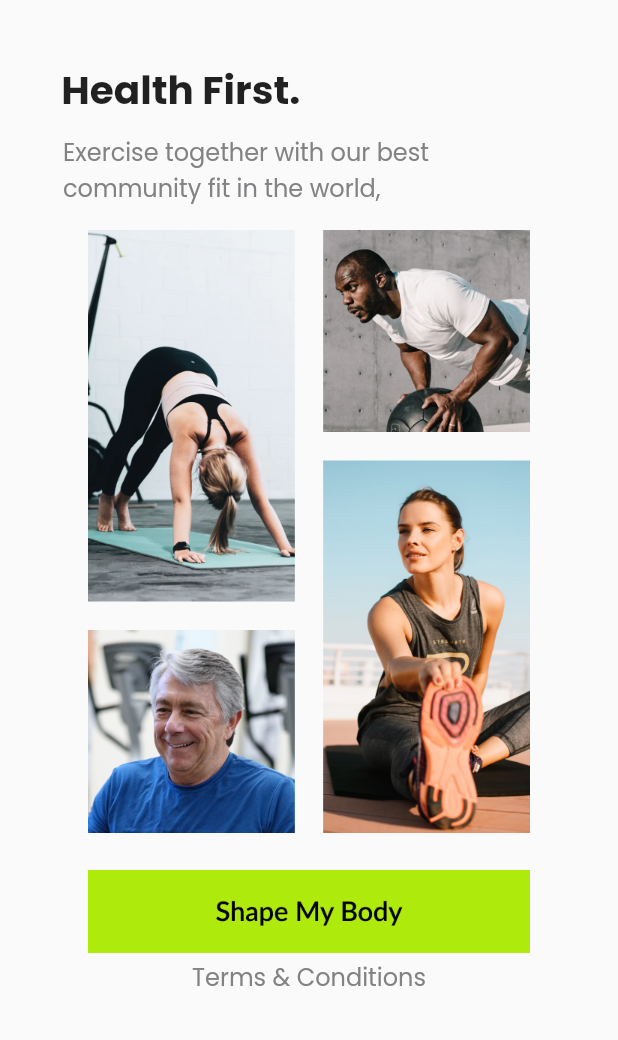
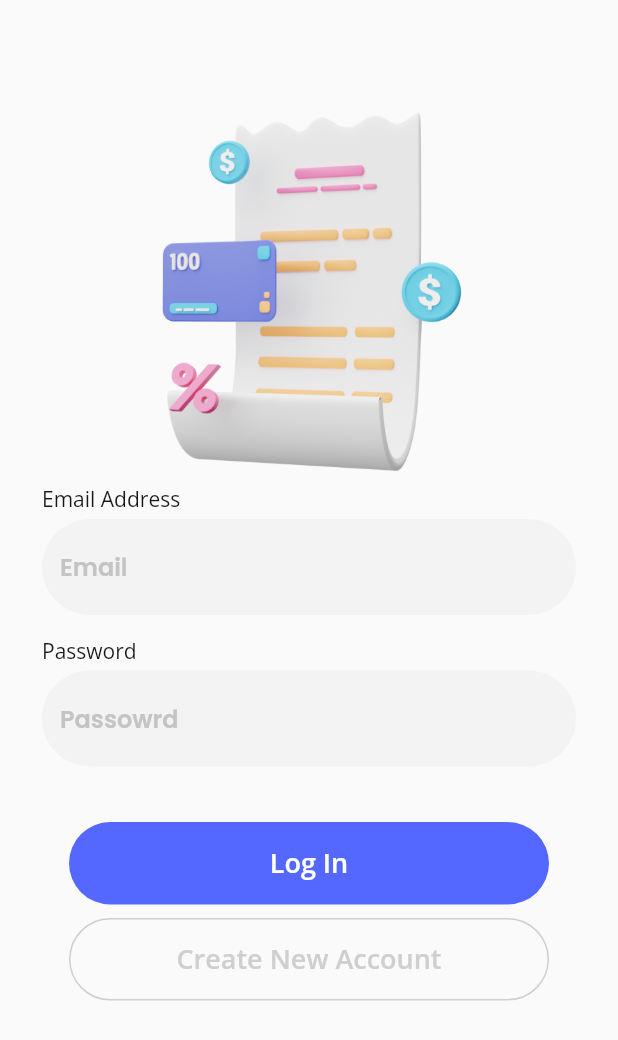
Before and after one commit to raeiverse/sevendays, a Flutter app: the screen it shows after launch, on a phone screen of 412 x 824 dp. Shown: the top 1040 px of the screen. Run offline on Flutter 3.47's test engine with Material 2 defaults, Android fonts, the phone set to English and light mode, and no system bars; our stand-ins replace google_fonts.

```diff
--- a/lib/main.dart
+++ b/lib/main.dart
@@ -3,6 +3,8 @@ import 'package:sevendays/pages/splash_1.dart';
 import 'package:sevendays/pages/splash_2.dart';
 import 'package:sevendays/pages/started_1.dart';
 import 'package:sevendays/pages/started_2.dart';
+import 'package:sevendays/pages/signin_1.dart';
+import 'package:sevendays/pages/signin_2.dart';
 
 void main() => runApp(sevendays());
 
@@ -11,7 +13,7 @@ class sevendays extends StatelessWidget {
   Widget build(BuildContext context) {
     return MaterialApp(
       debugShowCheckedModeBanner: false,
-      home: started_2(),
+      home: signin_2(),
     );
   }
 }
--- /dev/null
+++ b/lib/pages/signin_2.dart
@@ -0,0 +1,145 @@
+import 'package:flutter/material.dart';
+import 'package:google_fonts/google_fonts.dart';
+
+class signin_2 extends StatelessWidget {
+  @override
+  Widget build(BuildContext context) {
+    return Scaffold(
+      body: Padding(
+        padding: const EdgeInsets.only(
+          left: 28,
+          right: 28,
+        ),
+        child: Column(
+          children: [
+            Center(
+              child: Padding(
+                padding: const EdgeInsets.only(
+                  top: 64,
+                ),
+                child: Image.asset(
+                  'assets/signin/19.png',
+                  height: 259,
+                  width: 245,
+                ),
+              ),
+            ),
+            Container(
+              alignment: Alignment(-1, 0.5),
+              child: Text(
+                'Email Address',
+                style: GoogleFonts.openSans(
+                  color: Color(0xff17171A),
+                ),
+              ),
+            ),
+            SizedBox(
+              height: 4,
+            ),
+            TextFormField(
+              style: GoogleFonts.openSans(
+                fontSize: 16,
+                fontWeight: FontWeight.w600,
+              ),
+              decoration: InputDecoration(
+                filled: true,
+                fillColor: Color(0xffF3F3F3),
+                hintText: 'Email',
+                hintStyle: GoogleFonts.poppins(
+                  color: Color(0xffC4C4C4),
+                ),
+                border: OutlineInputBorder(
+                  borderRadius: BorderRadius.circular(71),
+                  borderSide: BorderSide.none,
+                ),
+              ),
+            ),
+            SizedBox(
+              height: 14,
+            ),
+            Container(
+              alignment: Alignment(-1, 0.5),
+              child: Text(
+                'Password',
+                style: GoogleFonts.openSans(
+                  color: Color(0xff17171A),
+                ),
+              ),
+            ),
+            SizedBox(
+              height: 4,
+            ),
+            TextFormField(
+              obscureText: true,
+              style: GoogleFonts.openSans(
+                fontSize: 16,
+                fontWeight: FontWeight.w600,
+              ),
+              decoration: InputDecoration(
+                filled: true,
+                fillColor: Color(0xffF3F3F3),
+                hintText: 'Passowrd',
+                hintStyle: GoogleFonts.poppins(
+                  color: Color(0xffC4C4C4),
+                ),
+                border: OutlineInputBorder(
+                  borderRadius: BorderRadius.circular(71),
+                  borderSide: BorderSide.none,
+                ),
+              ),
+            ),
+            SizedBox(
+              height: 37,
+            ),
+            Container(
+              width: 320,
+              height: 55,
+              child: TextButton(
+                style: TextButton.styleFrom(
+                  shape: RoundedRectangleBorder(
+                    borderRadius: BorderRadius.circular(60),
+                  ),
+                  backgroundColor: Color(0xff5468FF),
+                ),
+                onPressed: () {},
+                child: Text(
+                  'Log In',
+                  style: GoogleFonts.openSans(
+                      color: Color(0xffFFFFFF),
+                      fontSize: 18,
+                      fontWeight: FontWeight.w600),
+                ),
+              ),
+            ),
+            SizedBox(
+              height: 9,
+            ),
+            Container(
+              width: 320,
+              height: 55,
+              child: TextButton(
+                style: TextButton.styleFrom(
+                  shape: RoundedRectangleBorder(
+                    borderRadius: BorderRadius.circular(60),
+                    side: BorderSide(
+                      color: Color(0xffCFCFCF),
+                      width: 1,
+                    ),
+                  ),
+                ),
+                onPressed: () {},
+                child: Text(
+                  'Create New Account',
+                  style: GoogleFonts.openSans(
+                      color: Color(0xffCFCFCF),
+                      fontSize: 18,
+                      fontWeight: FontWeight.w600),
+                ),
+              ),
+            ),
+          ],
+        ),
+      ),
+    );
+  }
+}
--- a/pubspec.yaml
+++ b/pubspec.yaml
@@ -69,6 +69,8 @@ flutter:
     - assets/started/btn_2.png
     - assets/started/cover.png
     - assets/started/gallery.png
+    - assets/signin/coin.png
+    - assets/signin/19.png
   #   - images/a_dot_ham.jpeg
 
   # An image asset can refer to one or more resolution-specific "variants", see
```
Also changed, not shown: lib/pages/signin_1.dart (added, +138 -0 lines), assets/signin/19.png (added), assets/signin/coin.png (added).
